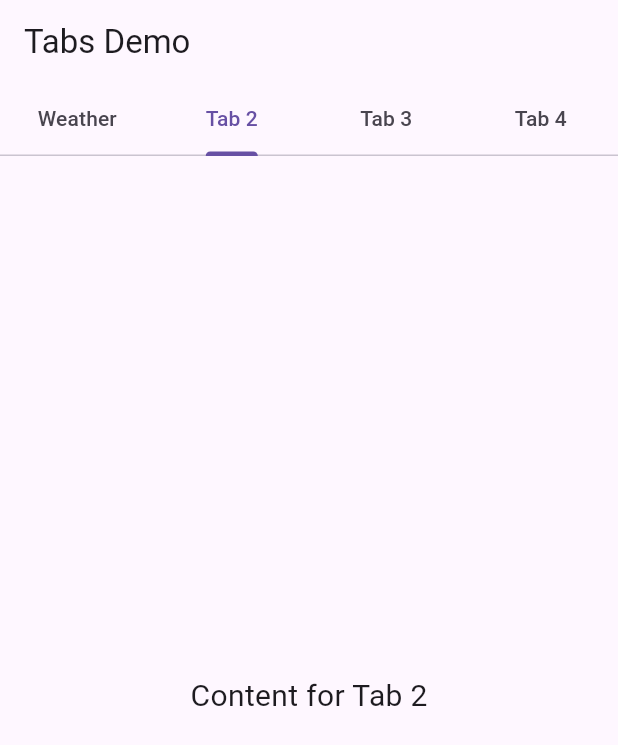
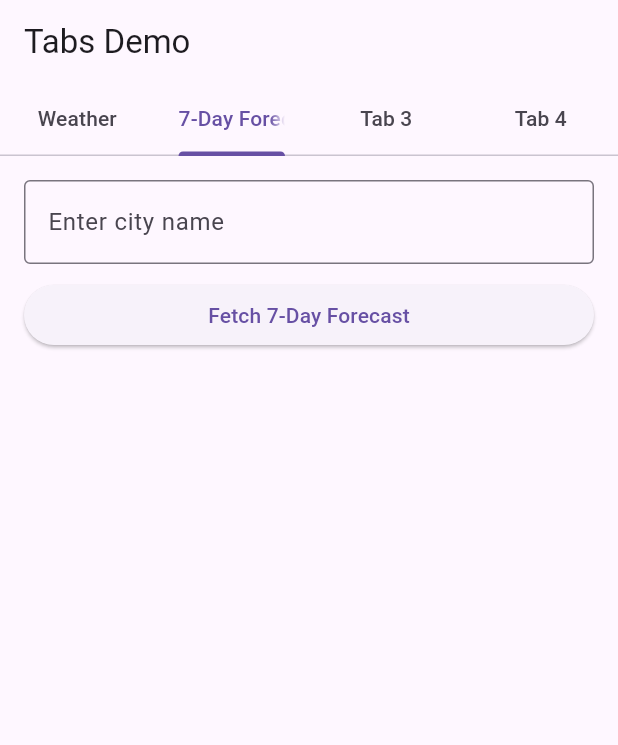
Before and after one commit to Mobile-app-dev-fall-2025/inclass3, a Flutter app: the screen it shows after launch, tab 2 chosen, on a phone screen of 412 x 824 dp. Shown: the top 745 px of the screen. Run offline on Flutter 3.47's test engine with Material 3 defaults, Android fonts, the phone set to English and light mode, and no system bars.

Commit message:
Update main.dart
implemented 7 day weather forecast feature

```diff
--- a/weatherapp/lib/main.dart
+++ b/weatherapp/lib/main.dart
@@ -25,14 +25,17 @@ class _TabsNonScrollableDemo extends StatefulWidget {
 class __TabsNonScrollableDemoState extends State<_TabsNonScrollableDemo>
     with SingleTickerProviderStateMixin, RestorationMixin {
   late TabController _tabController;
-
   final RestorableInt tabIndex = RestorableInt(0);
 
-  // Weather state variables
+  //weather variables tab 1
   final TextEditingController _cityController = TextEditingController();
-  String _cityName = "_____";
-  String _temperature = "_____";
-  String _condition = "_____";
+  String _cityName = "______";
+  String _temperature = "______";
+  String _condition = "______";
+
+  //7 day forecast storage tab 2
+  final TextEditingController _forecastCityController = TextEditingController();
+  List<Map<String, String>> _forecast = [];
 
   @override
   String get restorationId => 'tab_non_scrollable_demo';
@@ -64,10 +67,11 @@ class __TabsNonScrollableDemoState extends State<_TabsNonScrollableDemo>
     _tabController.dispose();
     tabIndex.dispose();
     _cityController.dispose();
+    _forecastCityController.dispose();
     super.dispose();
   }
 
-  // Simulate weather data
+  //current weather
   void _simulateWeather(String city) {
     final random = Random();
     final int temperature = 70;
@@ -81,10 +85,30 @@ class __TabsNonScrollableDemoState extends State<_TabsNonScrollableDemo>
     });
   }
 
+  //7 day weather
+  void _simulateForecast(String city) {
+    final random = Random();
+    final List<String> conditions = ["Sunny", "Cloudy", "Rainy"];
+
+    List<Map<String, String>> forecast = [];
+    for (int i = 1; i <= 7; i++) {
+      int temp = 15 + random.nextInt(16);
+      String cond = conditions[random.nextInt(conditions.length)];
+      forecast.add({
+        "day": "Day $i",
+        "temp": "$temp°C",
+        "cond": cond,
+      });
+    }
+
+    setState(() {
+      _forecast = forecast;
+    });
+  }
+
   @override
   Widget build(BuildContext context) {
-    final tabs = ['Weather', 'Tab 2', 'Tab 3', 'Tab 4'];
-    //idk what im supposed to put on diff tabs
+    final tabs = ['Weather', '7-Day Forecast', 'Tab 3', 'Tab 4'];
 
     return Scaffold(
       appBar: AppBar(
@@ -101,6 +125,7 @@ class __TabsNonScrollableDemoState extends State<_TabsNonScrollableDemo>
       body: TabBarView(
         controller: _tabController,
         children: [
+          //tab 1: display current
           Padding(
             padding: const EdgeInsets.all(16.0),
             child: Column(
@@ -110,7 +135,7 @@ class __TabsNonScrollableDemoState extends State<_TabsNonScrollableDemo>
                   controller: _cityController,
                   decoration: const InputDecoration(
                     border: OutlineInputBorder(),
-                    labelText: "Enter city name:",
+                    labelText: "Enter city name",
                   ),
                 ),
                 const SizedBox(height: 10),
@@ -124,17 +149,71 @@ class __TabsNonScrollableDemoState extends State<_TabsNonScrollableDemo>
                 ),
                 const SizedBox(height: 20),
                 Text("City: $_cityName", style: const TextStyle(fontSize: 18)),
-                Text("Temperature: $_temperature", style: const TextStyle(fontSize: 18)),
-                Text("Condition: $_condition", style: const TextStyle(fontSize: 18)),
+                Text("Temperature: $_temperature",
+                    style: const TextStyle(fontSize: 18)),
+                Text("Condition: $_condition",
+                    style: const TextStyle(fontSize: 18)),
               ],
             ),
           ),
 
-          for (int i = 2; i <= 4; i++)
-            Center(
-              child: Text("Content for Tab $i",
-                  style: const TextStyle(fontSize: 20)),
+          //tab 2: 7 day forecast
+          Padding(
+            padding: const EdgeInsets.all(16.0),
+            child: Column(
+              crossAxisAlignment: CrossAxisAlignment.stretch,
+              children: [
+                TextField(
+                  controller: _forecastCityController,
+                  decoration: const InputDecoration(
+                    border: OutlineInputBorder(),
+                    labelText: "Enter city name",
+                  ),
+                ),
+                const SizedBox(height: 10),
+                ElevatedButton(
+                  onPressed: () {
+                    if (_forecastCityController.text.isNotEmpty) {
+                      _simulateForecast(_forecastCityController.text);
+                    }
+                  },
+                  child: const Text("Fetch 7-Day Forecast"),
+                ),
+                const SizedBox(height: 20),
+                if (_forecast.isNotEmpty) ...[
+                  Text("7-Day Forecast for ${_forecastCityController.text}",
+                      style: const TextStyle(
+                          fontSize: 20, fontWeight: FontWeight.bold)),
+                  const SizedBox(height: 10),
+                  Expanded(
+                    child: ListView.builder(
+                      itemCount: _forecast.length,
+                      itemBuilder: (context, index) {
+                        final dayForecast = _forecast[index];
+                        return Card(
+                          child: ListTile(
+                            title: Text(dayForecast["day"]!),
+                            subtitle: Text(
+                                "${dayForecast["temp"]} - ${dayForecast["cond"]}"),
+                          ),
+                        );
+                      },
+                    ),
+                  ),
+                ]
+              ],
             ),
+          ),
+
+          //tab 3 and 4 blank
+          Center(
+            child: Text("Content for Tab 3",
+                style: const TextStyle(fontSize: 20)),
+          ),
+          Center(
+            child: Text("Content for Tab 4",
+                style: const TextStyle(fontSize: 20)),
+          ),
         ],
       ),
     );
```
